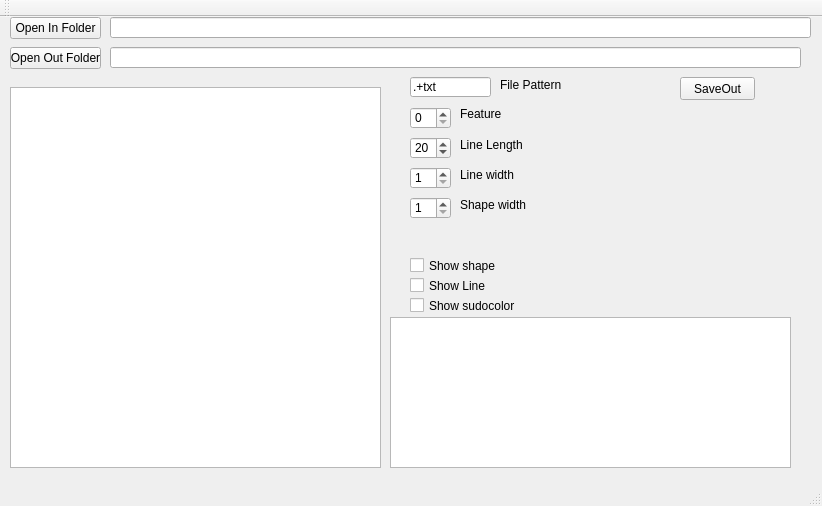
First picture: the form in mainwindow.ui, repository marcinkociolek/HaralickDirMapViever, before the edit.
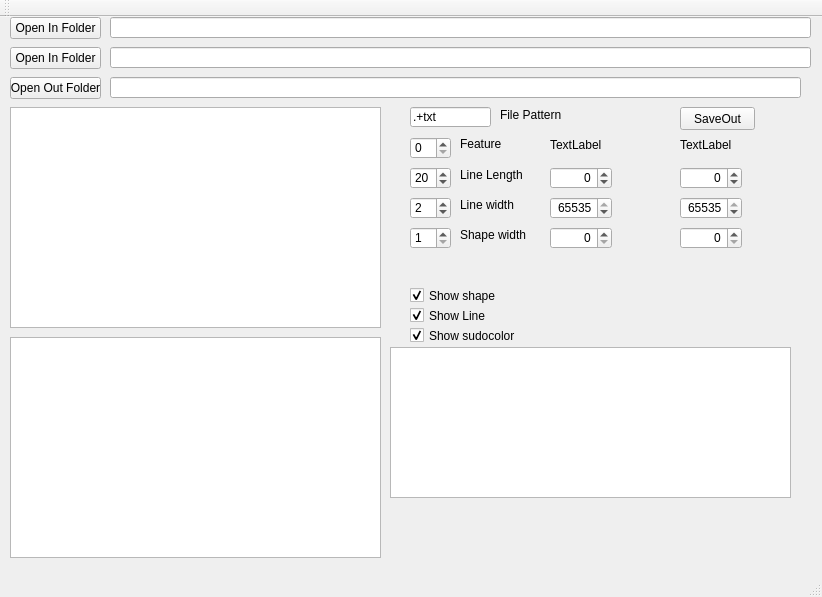
Second picture: the form after the edit.

```diff
--- a/mainwindow.ui
+++ b/mainwindow.ui
@@ -7,7 +7,7 @@
     <x>0</x>
     <y>0</y>
     <width>822</width>
-    <height>506</height>
+    <height>597</height>
    </rect>
   </property>
   <property name="windowTitle">
@@ -18,9 +18,9 @@
     <property name="geometry">
      <rect>
       <x>10</x>
-      <y>70</y>
+      <y>90</y>
       <width>371</width>
-      <height>381</height>
+      <height>221</height>
      </rect>
     </property>
    </widget>
@@ -51,7 +51,7 @@
     <property name="geometry">
      <rect>
       <x>410</x>
-      <y>60</y>
+      <y>90</y>
       <width>81</width>
       <height>20</height>
      </rect>
@@ -64,7 +64,7 @@
     <property name="geometry">
      <rect>
       <x>390</x>
-      <y>300</y>
+      <y>330</y>
       <width>401</width>
       <height>151</height>
      </rect>
@@ -74,7 +74,7 @@
     <property name="geometry">
      <rect>
       <x>410</x>
-      <y>120</y>
+      <y>150</y>
       <width>41</width>
       <height>22</height>
      </rect>
@@ -87,17 +87,20 @@
     <property name="geometry">
      <rect>
       <x>410</x>
-      <y>90</y>
+      <y>120</y>
       <width>41</width>
       <height>22</height>
      </rect>
     </property>
+    <property name="maximum">
+     <number>8</number>
+    </property>
    </widget>
    <widget class="QSpinBox" name="spinBoxImposedLineThickness">
     <property name="geometry">
      <rect>
       <x>410</x>
-      <y>150</y>
+      <y>180</y>
       <width>41</width>
       <height>22</height>
      </rect>
@@ -109,14 +112,14 @@
      <number>5</number>
     </property>
     <property name="value">
-     <number>1</number>
+     <number>2</number>
     </property>
    </widget>
    <widget class="QLabel" name="label">
     <property name="geometry">
      <rect>
       <x>500</x>
-      <y>60</y>
+      <y>90</y>
       <width>71</width>
       <height>16</height>
      </rect>
@@ -129,7 +132,7 @@
     <property name="geometry">
      <rect>
       <x>460</x>
-      <y>120</y>
+      <y>150</y>
       <width>71</width>
       <height>16</height>
      </rect>
@@ -142,7 +145,7 @@
     <property name="geometry">
      <rect>
       <x>460</x>
-      <y>90</y>
+      <y>120</y>
       <width>47</width>
       <height>13</height>
      </rect>
@@ -155,7 +158,7 @@
     <property name="geometry">
      <rect>
       <x>460</x>
-      <y>150</y>
+      <y>180</y>
       <width>61</width>
       <height>16</height>
      </rect>
@@ -168,7 +171,7 @@
     <property name="geometry">
      <rect>
       <x>410</x>
-      <y>180</y>
+      <y>210</y>
       <width>41</width>
       <height>22</height>
      </rect>
@@ -187,7 +190,7 @@
     <property name="geometry">
      <rect>
       <x>460</x>
-      <y>180</y>
+      <y>210</y>
       <width>71</width>
       <height>16</height>
      </rect>
@@ -200,7 +203,7 @@
     <property name="geometry">
      <rect>
       <x>410</x>
-      <y>240</y>
+      <y>270</y>
       <width>101</width>
       <height>17</height>
      </rect>
@@ -208,12 +211,15 @@
     <property name="text">
      <string>Show shape</string>
     </property>
+    <property name="checked">
+     <bool>true</bool>
+    </property>
    </widget>
    <widget class="QCheckBox" name="checkBoxShowLine">
     <property name="geometry">
      <rect>
       <x>410</x>
-      <y>260</y>
+      <y>290</y>
       <width>91</width>
       <height>17</height>
      </rect>
@@ -221,12 +227,15 @@
     <property name="text">
      <string>Show Line</string>
     </property>
+    <property name="checked">
+     <bool>true</bool>
+    </property>
    </widget>
    <widget class="QCheckBox" name="checkBoxShowSudoColor">
     <property name="geometry">
      <rect>
       <x>410</x>
-      <y>280</y>
+      <y>310</y>
       <width>111</width>
       <height>17</height>
      </rect>
@@ -234,12 +243,15 @@
     <property name="text">
      <string>Show sudocolor</string>
     </property>
+    <property name="checked">
+     <bool>true</bool>
+    </property>
    </widget>
    <widget class="QLineEdit" name="LineEditSaveDirectory">
     <property name="geometry">
      <rect>
       <x>110</x>
-      <y>30</y>
+      <y>60</y>
       <width>691</width>
       <height>21</height>
      </rect>
@@ -249,7 +261,7 @@
     <property name="geometry">
      <rect>
       <x>10</x>
-      <y>30</y>
+      <y>60</y>
       <width>91</width>
       <height>22</height>
      </rect>
@@ -262,7 +274,7 @@
     <property name="geometry">
      <rect>
       <x>680</x>
-      <y>60</y>
+      <y>90</y>
       <width>75</width>
       <height>23</height>
      </rect>
@@ -271,6 +283,209 @@
      <string>SaveOut</string>
     </property>
    </widget>
+   <widget class="QLabel" name="labelFeatName">
+    <property name="geometry">
+     <rect>
+      <x>550</x>
+      <y>120</y>
+      <width>101</width>
+      <height>16</height>
+     </rect>
+    </property>
+    <property name="text">
+     <string>TextLabel</string>
+    </property>
+   </widget>
+   <widget class="QDoubleSpinBox" name="doubleSpinBoxImMin">
+    <property name="geometry">
+     <rect>
+      <x>550</x>
+      <y>150</y>
+      <width>62</width>
+      <height>22</height>
+     </rect>
+    </property>
+    <property name="alignment">
+     <set>Qt::AlignRight|Qt::AlignTrailing|Qt::AlignVCenter</set>
+    </property>
+    <property name="decimals">
+     <number>0</number>
+    </property>
+    <property name="minimum">
+     <double>-65535.000000000000000</double>
+    </property>
+    <property name="maximum">
+     <double>65535.000000000000000</double>
+    </property>
+    <property name="singleStep">
+     <double>512.000000000000000</double>
+    </property>
+   </widget>
+   <widget class="QDoubleSpinBox" name="doubleSpinBoxImMax">
+    <property name="geometry">
+     <rect>
+      <x>550</x>
+      <y>180</y>
+      <width>62</width>
+      <height>22</height>
+     </rect>
+    </property>
+    <property name="alignment">
+     <set>Qt::AlignRight|Qt::AlignTrailing|Qt::AlignVCenter</set>
+    </property>
+    <property name="decimals">
+     <number>0</number>
+    </property>
+    <property name="maximum">
+     <double>65535.000000000000000</double>
+    </property>
+    <property name="singleStep">
+     <double>512.000000000000000</double>
+    </property>
+    <property name="value">
+     <double>65535.000000000000000</double>
+    </property>
+   </widget>
+   <widget class="QDoubleSpinBox" name="doubleSpinBoxProcTresh">
+    <property name="geometry">
+     <rect>
+      <x>550</x>
+      <y>210</y>
+      <width>62</width>
+      <height>22</height>
+     </rect>
+    </property>
+    <property name="alignment">
+     <set>Qt::AlignRight|Qt::AlignTrailing|Qt::AlignVCenter</set>
+    </property>
+    <property name="decimals">
+     <number>0</number>
+    </property>
+    <property name="maximum">
+     <double>65535.000000000000000</double>
+    </property>
+    <property name="singleStep">
+     <double>128.000000000000000</double>
+    </property>
+   </widget>
+   <widget class="QListWidget" name="File2ListWidget">
+    <property name="geometry">
+     <rect>
+      <x>10</x>
+      <y>320</y>
+      <width>371</width>
+      <height>221</height>
+     </rect>
+    </property>
+   </widget>
+   <widget class="QLineEdit" name="Directory2LineEdit">
+    <property name="geometry">
+     <rect>
+      <x>110</x>
+      <y>30</y>
+      <width>701</width>
+      <height>21</height>
+     </rect>
+    </property>
+   </widget>
+   <widget class="QPushButton" name="pushButton2">
+    <property name="geometry">
+     <rect>
+      <x>10</x>
+      <y>30</y>
+      <width>91</width>
+      <height>22</height>
+     </rect>
+    </property>
+    <property name="text">
+     <string>Open In Folder</string>
+    </property>
+   </widget>
+   <widget class="QLabel" name="labelFeatName2">
+    <property name="geometry">
+     <rect>
+      <x>680</x>
+      <y>120</y>
+      <width>101</width>
+      <height>16</height>
+     </rect>
+    </property>
+    <property name="text">
+     <string>TextLabel</string>
+    </property>
+   </widget>
+   <widget class="QDoubleSpinBox" name="doubleSpinBoxImMax2">
+    <property name="geometry">
+     <rect>
+      <x>680</x>
+      <y>180</y>
+      <width>62</width>
+      <height>22</height>
+     </rect>
+    </property>
+    <property name="alignment">
+     <set>Qt::AlignRight|Qt::AlignTrailing|Qt::AlignVCenter</set>
+    </property>
+    <property name="decimals">
+     <number>0</number>
+    </property>
+    <property name="maximum">
+     <double>65535.000000000000000</double>
+    </property>
+    <property name="singleStep">
+     <double>512.000000000000000</double>
+    </property>
+    <property name="value">
+     <double>65535.000000000000000</double>
+    </property>
+   </widget>
+   <widget class="QDoubleSpinBox" name="doubleSpinBoxProcTresh2">
+    <property name="geometry">
+     <rect>
+      <x>680</x>
+      <y>210</y>
+      <width>62</width>
+      <height>22</height>
+     </rect>
+    </property>
+    <property name="alignment">
+     <set>Qt::AlignRight|Qt::AlignTrailing|Qt::AlignVCenter</set>
+    </property>
+    <property name="decimals">
+     <number>0</number>
+    </property>
+    <property name="maximum">
+     <double>65535.000000000000000</double>
+    </property>
+    <property name="singleStep">
+     <double>128.000000000000000</double>
+    </property>
+   </widget>
+   <widget class="QDoubleSpinBox" name="doubleSpinBoxImMin2">
+    <property name="geometry">
+     <rect>
+      <x>680</x>
+      <y>150</y>
+      <width>62</width>
+      <height>22</height>
+     </rect>
+    </property>
+    <property name="alignment">
+     <set>Qt::AlignRight|Qt::AlignTrailing|Qt::AlignVCenter</set>
+    </property>
+    <property name="decimals">
+     <number>0</number>
+    </property>
+    <property name="minimum">
+     <double>-65535.000000000000000</double>
+    </property>
+    <property name="maximum">
+     <double>65535.000000000000000</double>
+    </property>
+    <property name="singleStep">
+     <double>512.000000000000000</double>
+    </property>
+   </widget>
   </widget>
   <widget class="QMenuBar" name="menuBar">
    <property name="geometry">
```
